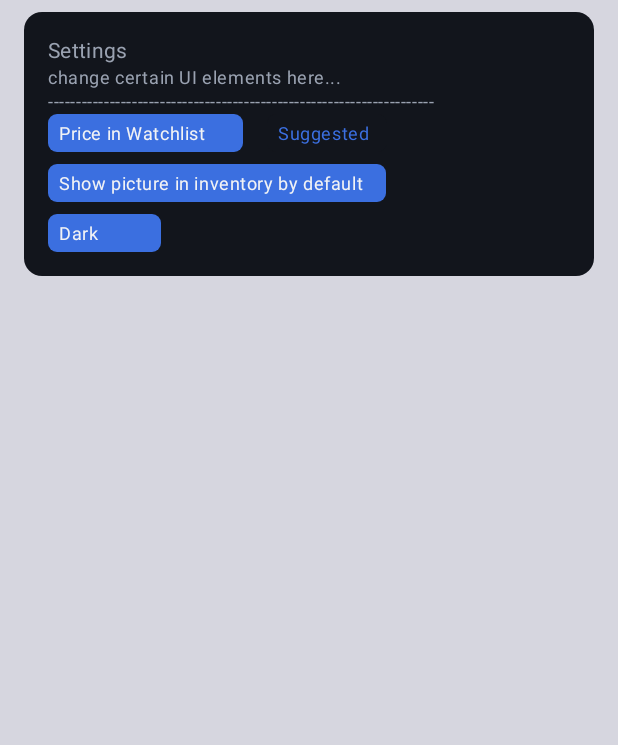
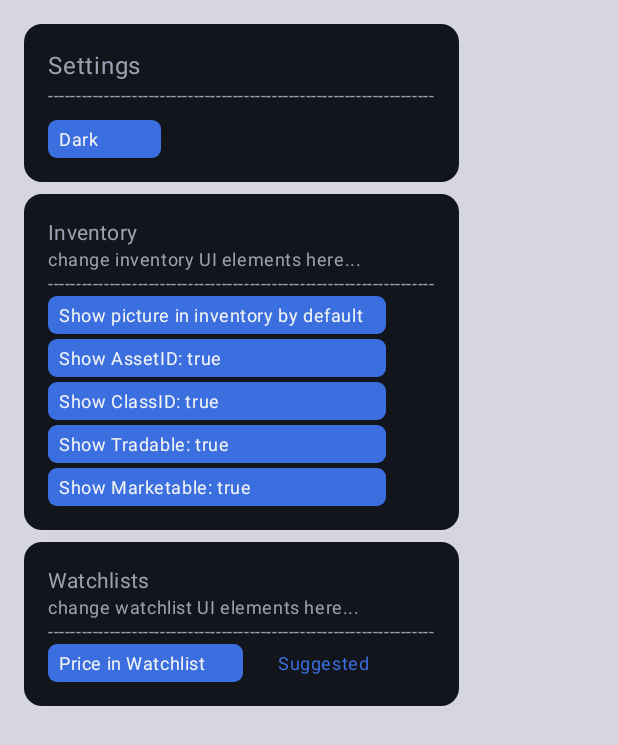
Before and after one commit to Cos229-239/2608_Team01, an Android app built with Jetpack Compose: the @Preview function SettingsScreen, on a phone screen of 412 x 824 dp. Shown: the top 745 px of the screen. Run offline under Robolectric (Android 15) with nearby library versions, the light colour scheme and no system bars.

Commit message:
Inventory settings added and implemented - settings seperated

```diff
--- a/AndroidApp/app/src/main/java/com/team01/steamanalyst/app/settings/Settings.kt
+++ b/AndroidApp/app/src/main/java/com/team01/steamanalyst/app/settings/Settings.kt
@@ -5,13 +5,21 @@ import com.team01.steamanalyst.ui.theme.DarkColorScheme
 import com.team01.steamanalyst.ui.theme.LightColorScheme
 
 class Settings {
+    //Inventory
     var showDetailsInventory :Boolean = false
+    var showAssetID = true
+    var showClassID = true
+    var showTradable = true
+    var showMarketable = true
+
     var SortByInventory :String = "NoSort"
     var AscendingInventory : Boolean = false
 
+    //Watchlists
     var priceToShowWatchlists :Int = 1
     var SortByWatchlists :String = "NoSort"
     var AscendingWatchlists : Boolean = false
+
 
     var colorScheme = DarkColorScheme
     var color :String = "Dark"
--- a/AndroidApp/app/src/main/java/com/team01/steamanalyst/screens/InventoryScreen.kt
+++ b/AndroidApp/app/src/main/java/com/team01/steamanalyst/screens/InventoryScreen.kt
@@ -147,18 +147,41 @@ fun rShowItem(modifier: Modifier = Modifier, item : SteamInventoryItem, query :S
 
         if (showDetails){
             //Only shows when the picture is gone
-            Spacer(Modifier.height(10.dp))
-            Text("Asset ID: " + item.assetID, style = MaterialTheme.typography.labelSmall, color = settings.colorScheme.onSurface)
-            Spacer(Modifier.height(10.dp))
-            Text("ClassID: " + item.classID, style = MaterialTheme.typography.labelSmall, color = settings.colorScheme.onSurface)
+            if (settings.showAssetID) {
+                Spacer(Modifier.height(10.dp))
+                Text(
+                    "Asset ID: " + item.assetID,
+                    style = MaterialTheme.typography.labelSmall,
+                    color = settings.colorScheme.onSurface
+                )
+            }
+            if (settings.showClassID) {
+                Spacer(Modifier.height(10.dp))
+                Text(
+                    "ClassID: " + item.classID,
+                    style = MaterialTheme.typography.labelSmall,
+                    color = settings.colorScheme.onSurface
+                )
+            }
             Spacer(Modifier.height(10.dp))
             Text("MarketName: " + item.marketName, style = MaterialTheme.typography.labelSmall, color = settings.colorScheme.primary)
-            Spacer(Modifier.height(10.dp))
-            Text("Tradable: ${item.tradable}", style = MaterialTheme.typography.labelSmall, color = settings.colorScheme.primary)
-            Spacer(Modifier.height(10.dp))
-            Text("Marketable: ${item.marketable}", style = MaterialTheme.typography.labelSmall, color = settings.colorScheme.primary)
-            Spacer(Modifier.height(10.dp))
-
+            if (settings.showTradable) {
+                Spacer(Modifier.height(10.dp))
+                Text(
+                    "Tradable: ${item.tradable}",
+                    style = MaterialTheme.typography.labelSmall,
+                    color = settings.colorScheme.onSurface
+                )
+            }
+            if (settings.showMarketable) {
+                Spacer(Modifier.height(10.dp))
+                Text(
+                    "Marketable: ${item.marketable}",
+                    style = MaterialTheme.typography.labelSmall,
+                    color = settings.colorScheme.onSurface
+                )
+            }
+            Spacer(Modifier.height(4.dp))
         }
     }
     return true
--- a/AndroidApp/app/src/main/java/com/team01/steamanalyst/screens/SettingsScreen.kt
+++ b/AndroidApp/app/src/main/java/com/team01/steamanalyst/screens/SettingsScreen.kt
@@ -51,9 +51,7 @@ fun SettingsScreen(){
         ) {
             item {
                 Spacer(Modifier.height(8.dp))
-                Row(horizontalArrangement = Arrangement.spacedBy(16.dp)) {
                     ShowSettings(modifier = Modifier.weight(1.4f))
-                }
             }
         }
     }
@@ -61,11 +59,10 @@ fun SettingsScreen(){
 
 @Composable
 fun ShowSettings(modifier: Modifier = Modifier){
-    var priceToShow by remember { mutableIntStateOf(settings.priceToShowWatchlists) }
-    var showDetails :Boolean by remember { mutableStateOf(settings.showDetailsInventory) }
     var colortype : String by remember { mutableStateOf(settings.color) }
     var color by remember { mutableStateOf(settings.colorScheme) }
 
+    Spacer(Modifier.height(8.dp))
     Column(
         modifier = modifier
             .clip(RoundedCornerShape(12.dp))
@@ -75,11 +72,156 @@ fun ShowSettings(modifier: Modifier = Modifier){
     {
         Text(
             "Settings",
+            style = MaterialTheme.typography.bodyLarge,
+            color = color.onSurface
+        )
+        Text(
+            "---------------------------------------------------------------------",
+            style = MaterialTheme.typography.bodySmall,
+            color = color.onSurface
+        )
+        Spacer(Modifier.height(8.dp))
+        Box( modifier = Modifier
+            .background(color.surface)
+            .width(75.dp)
+            .height(25.dp)
+            .clip(shape = RoundedCornerShape(6.dp))
+            .clickable(onClick = {
+                settings.cS()
+                colortype = settings.color
+                color = settings.colorScheme
+            })
+            .background(color.primary)
+            .padding(vertical = 5.dp, horizontal = 7.dp))
+        {
+            Text(colortype, style = MaterialTheme.typography.bodySmall, color = color.onBackground)
+        }
+    }
+    Spacer(Modifier.height(8.dp))
+    //Inventory
+    var showDetails :Boolean by remember { mutableStateOf(settings.showDetailsInventory) }
+    var showAssetID by remember { mutableStateOf(settings.showAssetID) }
+    var showClassID by remember { mutableStateOf(settings.showClassID) }
+    var showTradable by remember { mutableStateOf(settings.showTradable) }
+    var showMarketable by remember { mutableStateOf(settings.showMarketable) }
+    Column(
+        modifier = modifier
+            .clip(RoundedCornerShape(12.dp))
+            .background(color.surface)
+            .padding(16.dp)
+    )
+    {
+        Text(
+            "Inventory",
             style = MaterialTheme.typography.bodyMedium,
             color = color.onSurface
         )
         Text(
-                "change certain UI elements here...",
+            "change inventory UI elements here...",
+            style = MaterialTheme.typography.bodySmall,
+            color = color.onSurface
+        )
+        Text(
+            "---------------------------------------------------------------------",
+            style = MaterialTheme.typography.bodySmall,
+            color = color.onSurface
+        )
+        Box( modifier = Modifier
+            .background(settings.colorScheme.surface)
+            .width(225.dp)
+            .height(25.dp)
+            .clip(shape = RoundedCornerShape(6.dp))
+            .clickable(onClick = {
+                showDetails = !showDetails
+                settings.showDetailsInventory = showDetails
+            })
+            .background(color.primary)
+            .padding(vertical = 5.dp, horizontal = 7.dp))
+        {
+            val showing = when(showDetails){
+                true -> "details"
+                else -> "picture"
+            }
+            Text("Show $showing in inventory by default", style = MaterialTheme.typography.bodySmall, color = color.onBackground)
+        }
+        Spacer(Modifier.height(3.dp))
+        Box( modifier = Modifier
+            .background(settings.colorScheme.surface)
+            .width(225.dp)
+            .height(25.dp)
+            .clip(shape = RoundedCornerShape(6.dp))
+            .clickable(onClick = {
+                showAssetID = !showAssetID
+                settings.showAssetID = showAssetID
+            })
+            .background(color.primary)
+            .padding(vertical = 5.dp, horizontal = 7.dp))
+        {
+            Text("Show AssetID: $showAssetID", style = MaterialTheme.typography.bodySmall, color = color.onBackground)
+        }
+        Spacer(Modifier.height(3.dp))
+        Box( modifier = Modifier
+            .background(settings.colorScheme.surface)
+            .width(225.dp)
+            .height(25.dp)
+            .clip(shape = RoundedCornerShape(6.dp))
+            .clickable(onClick = {
+                showClassID = !showClassID
+                settings.showClassID = showClassID
+            })
+            .background(color.primary)
+            .padding(vertical = 5.dp, horizontal = 7.dp))
+        {
+            Text("Show ClassID: $showClassID", style = MaterialTheme.typography.bodySmall, color = color.onBackground)
+        }
+        Spacer(Modifier.height(3.dp))
+        Box( modifier = Modifier
+            .background(settings.colorScheme.surface)
+            .width(225.dp)
+            .height(25.dp)
+            .clip(shape = RoundedCornerShape(6.dp))
+            .clickable(onClick = {
+                showTradable = !showTradable
+                settings.showTradable = showTradable
+            })
+            .background(color.primary)
+            .padding(vertical = 5.dp, horizontal = 7.dp))
+        {
+            Text("Show Tradable: $showTradable", style = MaterialTheme.typography.bodySmall, color = color.onBackground)
+        }
+        Spacer(Modifier.height(3.dp))
+        Box( modifier = Modifier
+            .background(settings.colorScheme.surface)
+            .width(225.dp)
+            .height(25.dp)
+            .clip(shape = RoundedCornerShape(6.dp))
+            .clickable(onClick = {
+                showMarketable = !showMarketable
+                settings.showMarketable = showMarketable
+            })
+            .background(color.primary)
+            .padding(vertical = 5.dp, horizontal = 7.dp))
+        {
+            Text("Show Marketable: $showMarketable", style = MaterialTheme.typography.bodySmall, color = color.onBackground)
+        }
+    }
+    Spacer(Modifier.height(8.dp))
+    //Watchlists
+    var priceToShow by remember { mutableIntStateOf(settings.priceToShowWatchlists) }
+    Column(
+        modifier = modifier
+            .clip(RoundedCornerShape(12.dp))
+            .background(color.surface)
+            .padding(16.dp)
+    )
+    {
+        Text(
+            "Watchlists",
+            style = MaterialTheme.typography.bodyMedium,
+            color = color.onSurface
+        )
+        Text(
+            "change watchlist UI elements here...",
             style = MaterialTheme.typography.bodySmall,
             color = color.onSurface
         )
@@ -119,42 +261,6 @@ fun ShowSettings(modifier: Modifier = Modifier){
                 Text(showing, style = MaterialTheme.typography.bodySmall, color = color.primary)
             }
         }
-            Spacer(Modifier.height(8.dp))
-            Box( modifier = Modifier
-                .background(settings.colorScheme.surface)
-                .width(225.dp)
-                .height(25.dp)
-                .clip(shape = RoundedCornerShape(6.dp))
-                .clickable(onClick = {
-                    showDetails = !showDetails
-                    settings.showDetailsInventory = showDetails
-                })
-                .background(color.primary)
-                .padding(vertical = 5.dp, horizontal = 7.dp))
-            {
-                val showing = when(showDetails){
-                    true -> "details"
-                    else -> "picture"
-                }
-                Text("Show $showing in inventory by default", style = MaterialTheme.typography.bodySmall, color = color.onBackground)
-            }
-            Spacer(Modifier.height(8.dp))
-            Box( modifier = Modifier
-                .background(color.surface)
-                .width(75.dp)
-                .height(25.dp)
-                .clip(shape = RoundedCornerShape(6.dp))
-                .clickable(onClick = {
-                    settings.cS()
-                    colortype = settings.color
-                    color = settings.colorScheme
-                })
-                .background(color.primary)
-                .padding(vertical = 5.dp, horizontal = 7.dp))
-            {
-                Text(colortype, style = MaterialTheme.typography.bodySmall, color = color.onBackground)
-            }
-
     }
     }
 private fun Rswitch(swap :Int) :Int {
--- a/AndroidApp/app/src/main/java/com/team01/steamanalyst/screens/WatchlistsScreen.kt
+++ b/AndroidApp/app/src/main/java/com/team01/steamanalyst/screens/WatchlistsScreen.kt
@@ -28,7 +28,6 @@ fun WatchScreen(){
     var spaced :Boolean by remember { mutableStateOf(true) }
     var sortOrder :String by remember { mutableStateOf(settings.SortByWatchlists) }
     var ascending : Boolean by remember { mutableStateOf(settings.AscendingWatchlists) }
-    FakeProfile()
     Column(Modifier.fillMaxSize()
         .background(settings.colorScheme.background))
     {
```
Lines whose indentation alone changed are shown as unchanged.
